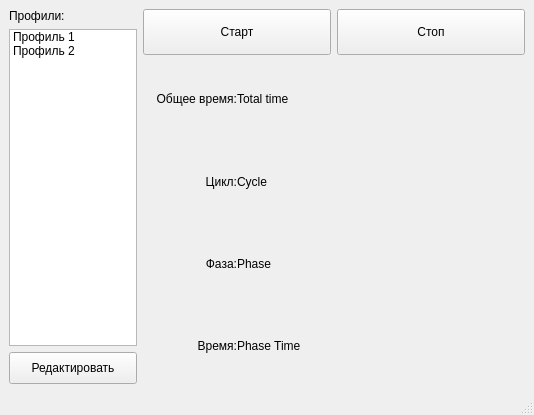
The window that src/TrainerWindow/trainer.ui (dvarubla/breathe_trainer) describes before a commit, drawn with Qt 5.
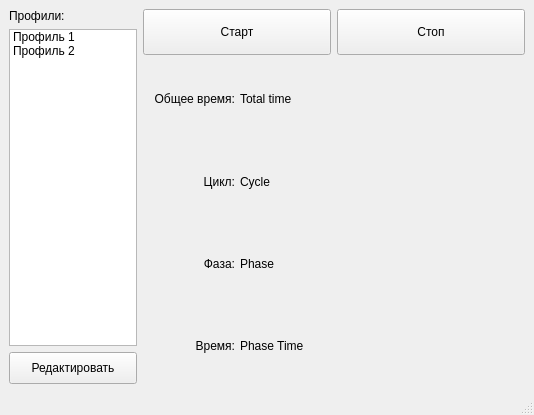
The same window after the commit. Icons and pictures are not drawn. Custom widgets are drawn as their Qt base class.

Commit message: Add spaces in trainer window

Patch:
```diff
--- a/src/TrainerWindow/trainer.ui
+++ b/src/TrainerWindow/trainer.ui
@@ -32,7 +32,7 @@
       <item row="1" column="0">
        <layout class="QGridLayout" name="gridLayout">
         <property name="horizontalSpacing">
-         <number>0</number>
+         <number>5</number>
         </property>
         <item row="2" column="0">
          <widget class="QLabel" name="label_2">
```
